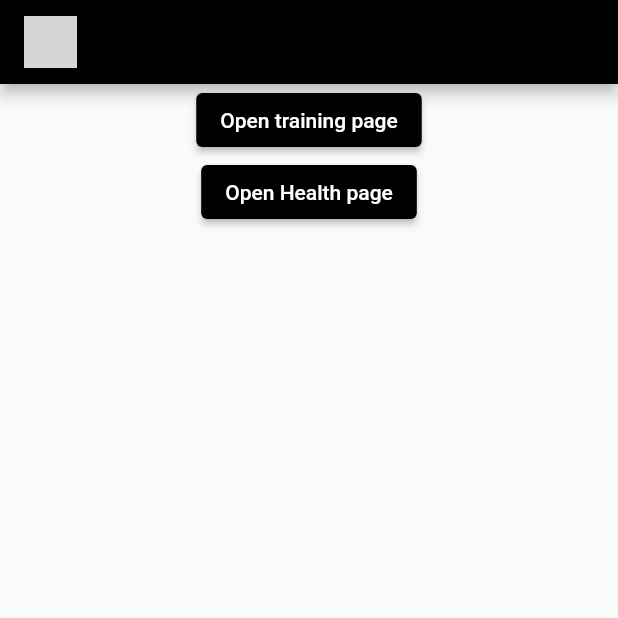
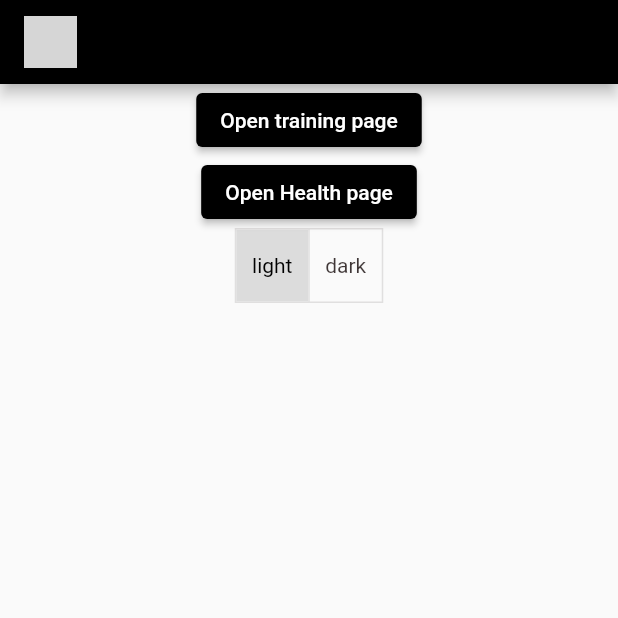
Before and after one commit to FedCampus/FedCampus_Flutter, a Flutter app: the screen it shows after launch, on a phone screen of 412 x 824 dp, the top half of it. Run offline on Flutter 3.47's test engine with Material 2 defaults, Android fonts, the phone set to English and light mode, and no system bars; our stand-ins replace google_fonts, logger; grey boxes are pictures that could not be loaded.

Commit message:
basic implementation of dark mode

```diff
--- a/fedcampus/lib/main.dart
+++ b/fedcampus/lib/main.dart
@@ -4,7 +4,29 @@
 void main() {
   //make sure you use a context that contains a Navigator instance as parent.
   //https://stackoverflow.com/a/51292613
-  runApp(MaterialApp(
+  runApp(const MyApp());
+}
+
+class MyApp extends StatefulWidget {
+  const MyApp({
+    super.key,
+  });
+
+  @override
+  State<MyApp> createState() => _MyAppState();
+}
+
+class _MyAppState extends State<MyApp> {
+  ThemeMode _themeMode = ThemeMode.system;
+  void changeTheme(ThemeMode themeMode) {
+    setState(() {
+      _themeMode = themeMode;
+    });
+  }
+
+  @override
+  Widget build(BuildContext context) {
+    return MaterialApp(
       title: 'Fedcampus Flutter',
       theme: ThemeData(
         useMaterial3: false,
@@ -21,6 +43,12 @@
           outline: const Color.fromARGB(25, 0, 0, 0),
         ),
       ),
-    home: const HomeRoute(),
-  ));
+      darkTheme: ThemeData(
+        brightness: Brightness.dark,
+        /* dark theme settings */
+      ),
+      themeMode: _themeMode,
+      home: HomeRoute(changeThemeCallback: changeTheme),
+    );
   }
+}
--- a/fedcampus/lib/view/home.dart
+++ b/fedcampus/lib/view/home.dart
@@ -3,7 +3,20 @@
 import 'package:flutter/material.dart';
 
 class HomeRoute extends StatelessWidget {
-  const HomeRoute({super.key});
+  const HomeRoute({super.key, required this.changeThemeCallback});
+
+  final void Function(ThemeMode) changeThemeCallback;
+
+  void toggleTheme(int i) {
+    switch (i) {
+      case 0:
+        changeThemeCallback(ThemeMode.light);
+      case 1:
+        changeThemeCallback(ThemeMode.dark);
+      default:
+        changeThemeCallback(ThemeMode.light);
+    }
+  }
 
   @override
   build(BuildContext context) => Scaffold(
@@ -34,6 +47,10 @@
                 );
               },
             ),
+            ToggleButtons(
+                isSelected: const [true, false],
+                onPressed: (i) => toggleTheme(i),
+                children: const [Text('light'), Text('dark')]),
           ]),
         ),
       );
```
Lines whose indentation alone changed are shown as unchanged.
